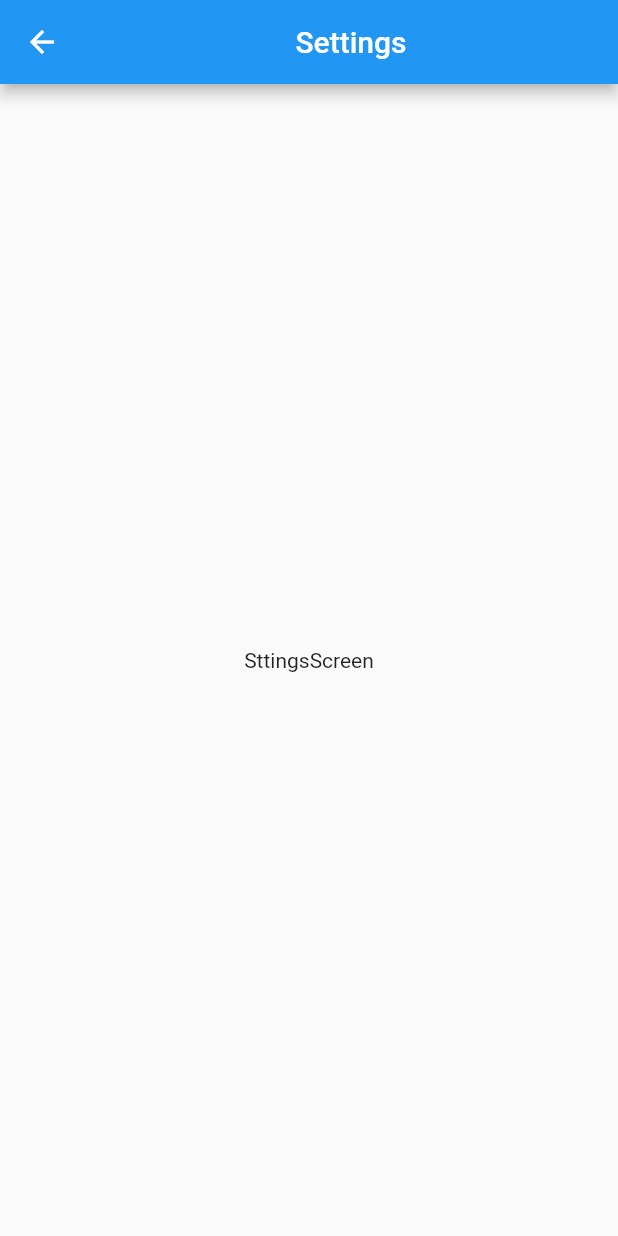
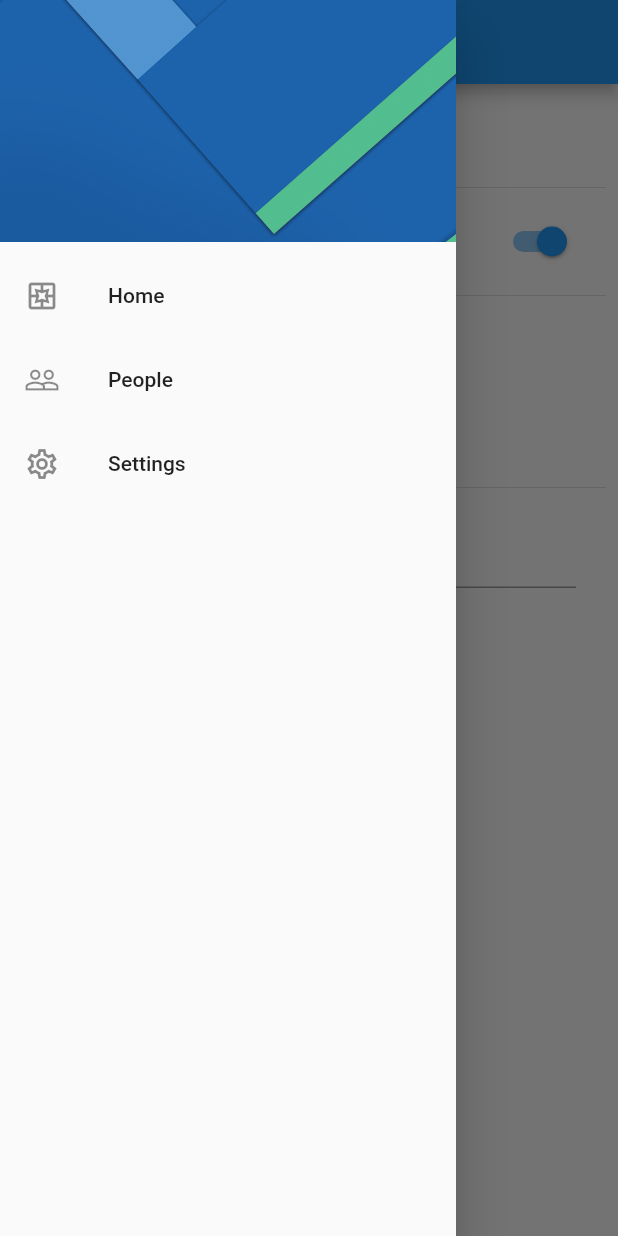
Before and after one commit to JeancarlosCarvajal/Aplicacion-Android-IOS-de-pruebas-Flutter-para-guardar-preferencias-del-usuario-en-el-Storage, a Flutter app: the SettingsScreen screen opened by its route, with the side drawer open (before the commit the screen has no drawer), on a phone screen of 412 x 824 dp. Run offline on Flutter 3.47's test engine with Material 2 defaults, Android fonts, the phone set to English and light mode, and no system bars.

Commit message:
Screens y menu lateral creados

```diff
--- a/lib/screen/home_screen.dart
+++ b/lib/screen/home_screen.dart
@@ -1,4 +1,5 @@
 import 'package:flutter/material.dart';
+import 'package:preferences_app/widgets/widgets.dart';
 
 class HomeScreen extends StatelessWidget {
 
@@ -13,9 +14,19 @@ class HomeScreen extends StatelessWidget {
       appBar: AppBar(
         title: const Center(child: Text('Home')),
       ),
-      body: const Center(
-         child: Text('HomeScreen'),
-      ),
+      // drawer crea un menu lateral
+      drawer: const SideMenu(), // para creae el menu lateral
+      body: Column(
+        mainAxisAlignment: MainAxisAlignment.center,
+        children: const [
+        Text('isDarkMode: '),
+        Divider(),
+        Text('Genero: '),
+        Divider(),
+        Text('Nombre de Usuario: '),
+        Divider()
+
+      ],),
     );
   }
 }
--- a/lib/screen/settings_screen.dart
+++ b/lib/screen/settings_screen.dart
@@ -1,4 +1,5 @@
 import 'package:flutter/material.dart';
+import 'package:preferences_app/widgets/widgets.dart';
 
 class SettingsScreen extends StatelessWidget {
 
@@ -13,8 +14,55 @@ class SettingsScreen extends StatelessWidget {
       appBar: AppBar(
         title: const Center(child: Text('Settings')),
       ),
-      body: const Center(
-         child: Text('SttingsScreen'),
+      drawer: const SideMenu(),
+      // SingleChildScrollViewpara cajas de texto
+      body: Padding(
+        padding: const EdgeInsets.all(8.0),
+        child: SingleChildScrollView(
+          child: Column(
+            children: [
+              const Text('Ajustes', style: TextStyle(fontSize: 45, fontWeight: FontWeight.w300)),
+              const Divider(),
+              // adaptativo para que se vea bien en el sistema operativo que se esta utilizando
+              SwitchListTile.adaptive(
+                value: true, // mueve el boton en on off
+                title: const Text('DarkMode'),
+                onChanged: ( value ){
+
+                }
+              ),
+              const Divider(), // linea delgada divisoria
+              // especificar el tipo de valor ya que es dinamico, este es entero
+              RadioListTile<int>(
+                value: 1,
+                groupValue: 1, // es lo que cambia realmente
+                title: const Text('Masculino'),
+                onChanged: ( value ){
+
+                }
+              ),
+              RadioListTile<int>(
+                value: 2,
+                groupValue: 1, // es lo que cambia realmente
+                title: const Text('Femenino'),
+                onChanged: ( value ){
+
+                }
+              ),
+              const Divider(),
+              Padding(
+                padding: const EdgeInsets.symmetric( horizontal: 20 ),
+                child: TextFormField(
+                  initialValue: 'Jeancarlos', // esto es como un placeholder
+                  decoration: const InputDecoration(
+                    labelText: 'Nombre',
+                    helperText: 'Nombre del usuario'
+                  ),
+                ),
+              )
+            ],
+          )
+        ),
       ),
     );
   }
--- /dev/null
+++ b/lib/widgets/side_menu.dart
@@ -0,0 +1,72 @@
+import 'package:flutter/material.dart';
+import 'package:preferences_app/screen/home_screen.dart';
+import 'package:preferences_app/screen/settings_screen.dart';
+
+class SideMenu extends StatelessWidget {
+
+  const SideMenu({Key? key}) : super(key: key);
+
+  @override
+  Widget build(BuildContext context) {
+    return Drawer(
+        child: ListView(
+          padding: EdgeInsets.zero, // toma todo el ancho de la imagen de fondo del menu lateral
+          children: [
+
+            const _DrawerHeader(),
+
+            ListTile(
+              leading: const Icon(Icons.pages_outlined),
+              title: const Text('Home'),
+              onTap: (){
+                // Vamos a la pantalla seleccionada (Sin la flecha de la izquierda de regreso)
+                Navigator.pushReplacementNamed(context, HomeScreen.routeName);
+              },
+            ),
+
+            ListTile(
+              leading: const Icon(Icons.people_outline),
+              title: const Text('People'),
+              onTap: (){
+                // Navigator.pushNamed(context, SettingsScreen.routeName);
+              },
+            ),
+
+            ListTile(
+              leading: const Icon(Icons.settings_outlined),
+              title: const Text('Settings'),
+              onTap: (){
+                // para cerrar el menu cuando se navege a otra pagina .pop
+                // Navigator.pop(context);
+                // Vamos a la pantalla seleccionada (Apaprece con la flecha de la izquierda)
+                // Navigator.pushNamed(context, SettingsScreen.routeName);
+                // Vamos a la pantalla seleccionada (Sin la flecha de la izquierda de regreso)
+                Navigator.pushReplacementNamed(context, SettingsScreen.routeName);
+
+              },
+            ),
+
+          ],
+        ),
+      );
+  }
+}
+
+class _DrawerHeader extends StatelessWidget {
+  const _DrawerHeader({
+    Key? key,
+  }) : super(key: key);
+
+  @override
+  Widget build(BuildContext context) {
+    return DrawerHeader(
+      child: Container(),
+      decoration: BoxDecoration(
+        image: DecorationImage(
+          image: AssetImage('assets/menu-img.jpg'),
+          fit: BoxFit.cover
+        ),
+      ),
+    );
+  }
+}
--- /dev/null
+++ b/lib/widgets/widgets.dart
@@ -0,0 +1,4 @@
+
+
+
+export 'package:preferences_app/widgets/side_menu.dart';
--- a/pubspec.yaml
+++ b/pubspec.yaml
@@ -58,8 +58,8 @@ flutter:
   uses-material-design: true
 
   # To add assets to your application, add an assets section, like this:
-  # assets:
-  #   - images/a_dot_burr.jpeg
+  assets:
+    - assets/
   #   - images/a_dot_ham.jpeg
 
   # An image asset can refer to one or more resolution-specific "variants", see
```
Also changed, not shown: assets/menu-img.jpg (added).
